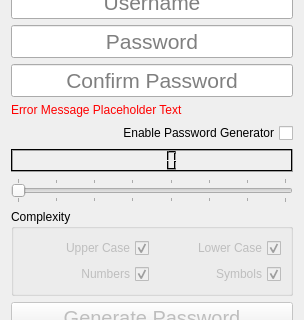
Old version of the form AddAccountScreen.ui in the repository jts5374/PASSMAN-2.0; both pictures show x 0 to 304 and y 191 to 511 of the 304 by 612 pixel window.
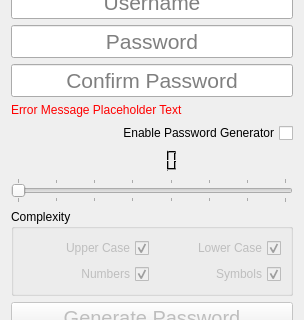
New version of the form.

```diff
--- a/AddAccountScreen.ui
+++ b/AddAccountScreen.ui
@@ -310,6 +310,9 @@
      <property name="layoutDirection">
       <enum>Qt::LeftToRight</enum>
      </property>
+     <property name="lineWidth">
+      <number>0</number>
+     </property>
     </widget>
    </item>
    <item row="3" column="0">
```
